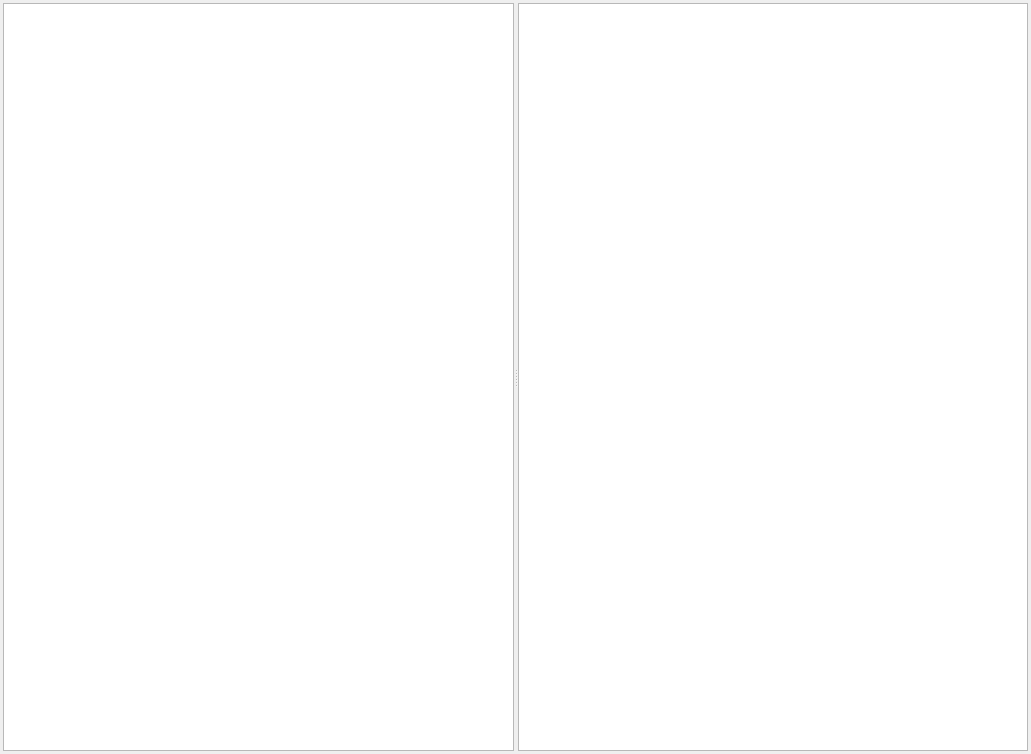
timi-liuliang/echo, file editor/echo/Base/UI/Document/Document.ui: the form before one commit.
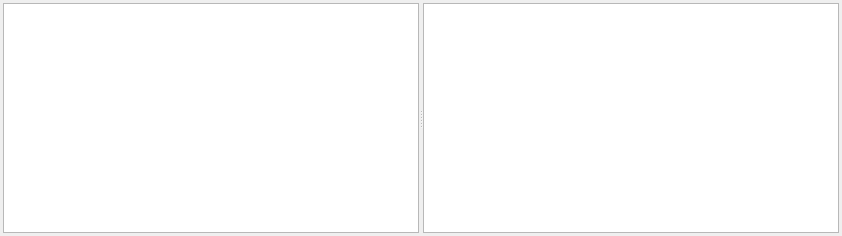
The form after the commit.

Commit message: script document panel. F1 look up document #165

```diff
--- a/editor/echo/Base/UI/Document/Document.ui
+++ b/editor/echo/Base/UI/Document/Document.ui
@@ -1,19 +1,18 @@
 <?xml version="1.0" encoding="UTF-8"?>
 <ui version="4.0">
- <class>Document</class>
- <widget class="QDockWidget" name="Document">
+ <class>DocumentPanel</class>
+ <widget class="QWidget" name="DocumentPanel">
   <property name="geometry">
    <rect>
     <x>0</x>
     <y>0</y>
-    <width>1031</width>
-    <height>754</height>
+    <width>842</width>
+    <height>236</height>
    </rect>
   </property>
   <property name="windowTitle">
    <string>Document</string>
   </property>
-  <widget class="QWidget" name="dockWidgetContents">
    <layout class="QHBoxLayout" name="horizontalLayout">
     <property name="spacing">
      <number>3</number>
@@ -52,7 +51,6 @@
      </widget>
     </item>
    </layout>
-  </widget>
  </widget>
  <resources/>
  <connections/>
```
Lines whose indentation alone changed are shown as unchanged. The commit also changes 6 other files.
